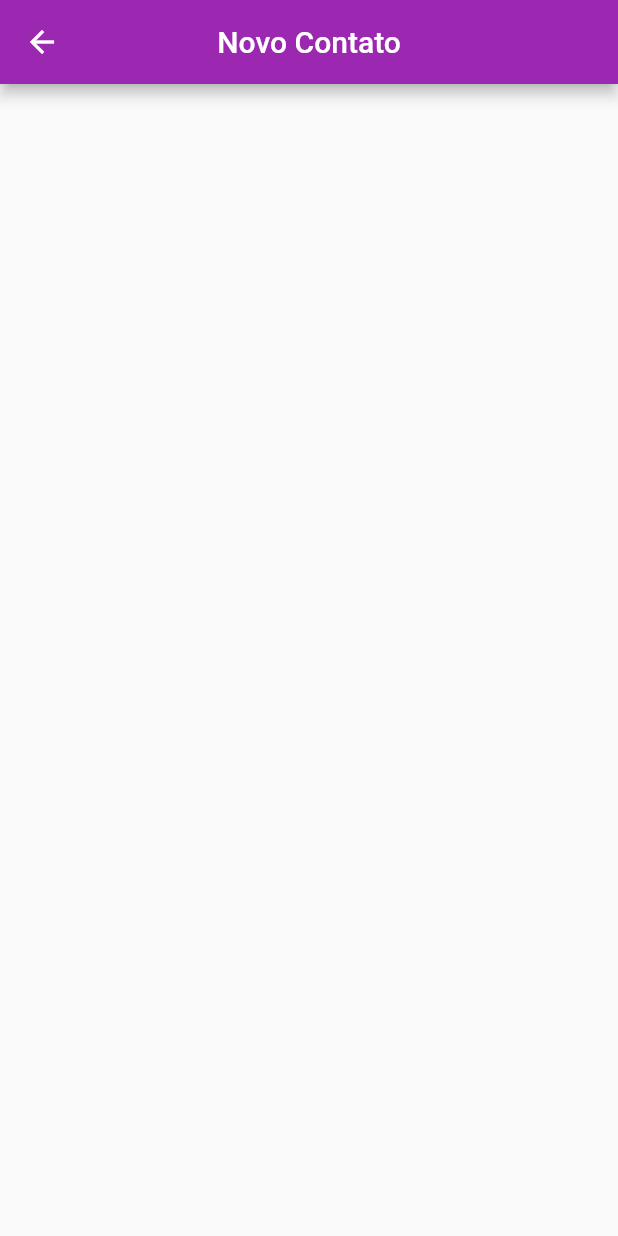
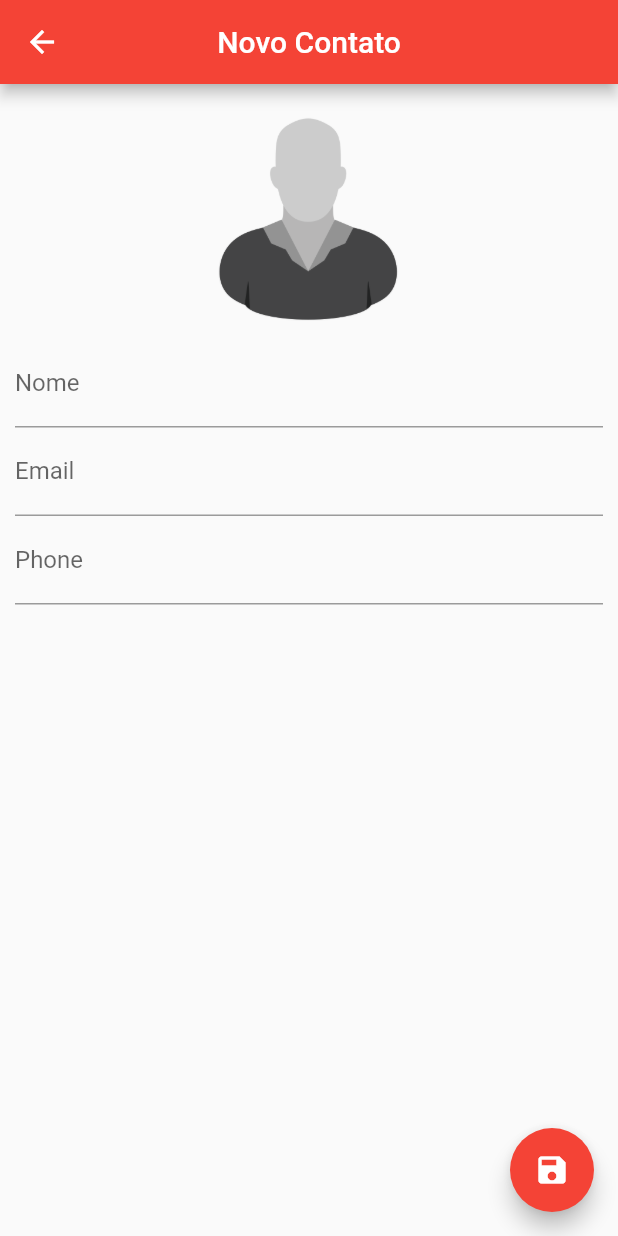
Before and after one commit to mtorreao/agenda_app, a Flutter app: the screen it shows after launch, after a tap on the "add" icon, on a phone screen of 412 x 824 dp. Run offline on Flutter 3.47's test engine with Material 2 defaults, Android fonts, the phone set to English and light mode, and no system bars; our stand-ins replace sqflite; accounts and stored records are empty.

Commit message:
save contact feature and list view contacts

```diff
--- a/lib/main.dart
+++ b/lib/main.dart
@@ -10,7 +10,7 @@ class MyApp extends StatelessWidget {
     return MaterialApp(
       title: 'Flutter Demo',
       theme: ThemeData(
-        primarySwatch: Colors.purple,
+        primarySwatch: Colors.red,
       ),
       home: HomePage(title: 'Agenda'),
       debugShowCheckedModeBanner: false,
--- a/lib/ui/contact_page.dart
+++ b/lib/ui/contact_page.dart
@@ -13,21 +13,96 @@ class ContactPage extends StatefulWidget {
 class _ContactPageState extends State<ContactPage> {
   String title;
 
+  final GlobalKey<ScaffoldState> _scaffoldkey = new GlobalKey<ScaffoldState>();
+
+  var submittingForm = false;
+
+  var _nomeController = TextEditingController();
+  var _emailController = TextEditingController();
+  var _phoneController = TextEditingController();
+
+  var helper = ContactHelper();
+
+  var _editedContact = Contact();
+
   @override
   void initState() {
     super.initState();
-//    this.title = 'Alfredo';
+    if (widget.contact != null) {
+      title = _editedContact.name;
+      setState(() {
+        _editedContact = widget.contact;
+      });
+    }
+  }
+
+  bool _isValid() {
+    return true;
+  }
+
+  _saveContact() async {
+    if (!submittingForm && _isValid()) {
+      _editedContact.name = _nomeController.text;
+      _editedContact.email = _emailController.text;
+      _editedContact.phone = _phoneController.text;
+      helper.saveContact(_editedContact).then((contact) {
+        Navigator.pop(context);
+        _scaffoldkey.currentState
+            .showSnackBar(
+            SnackBar(content: Text('Contato salvo com sucesso!')));
+      });
+    }
   }
 
   @override
   Widget build(BuildContext context) {
     return Scaffold(
+      key: _scaffoldkey,
       appBar: AppBar(
         title: Text(
           title ?? 'Novo Contato',
         ),
         centerTitle: true,
       ),
+      floatingActionButton: FloatingActionButton(
+          child: Icon(Icons.save),
+          onPressed: _saveContact),
+      body: SingleChildScrollView(
+        child: Container(
+          padding: EdgeInsets.all(10.0),
+          child: Column(
+            crossAxisAlignment: CrossAxisAlignment.stretch,
+            children: <Widget>[
+              GestureDetector(
+                child: Container(
+                  height: 160.0,
+                  child: Image(
+                    image: AssetImage('images/profile-placeholder.png'),
+                  ),
+                ),
+                onTap: () {},
+              ),
+              TextField(
+                controller: _nomeController,
+                decoration: InputDecoration(labelText: 'Nome'),
+                onChanged: (text) {},
+              ),
+              TextField(
+                controller: _emailController,
+                decoration: InputDecoration(labelText: 'Email'),
+                keyboardType: TextInputType.emailAddress,
+                onChanged: (text) {},
+              ),
+              TextField(
+                controller: _phoneController,
+                decoration: InputDecoration(labelText: 'Phone'),
+                keyboardType: TextInputType.phone,
+                onChanged: (text) {},
+              ),
+            ],
+          ),
+        ),
+      ),
     );
   }
 }
--- a/lib/ui/home_page.dart
+++ b/lib/ui/home_page.dart
@@ -12,7 +12,21 @@ class HomePage extends StatefulWidget {
 }
 
 class _HomePageState extends State<HomePage> {
-  var _contacts = List();
+  List<Contact> _contacts = List();
+  final helper = ContactHelper();
+
+  @override
+  initState() {
+    super.initState();
+    helper.getAllContacts().then(_updateContactList);
+  }
+
+  _updateContactList(contacts) {
+    setState(() {
+      _contacts = contacts;
+      print(_contacts);
+    });
+  }
 
   void _goToContactPage({Contact contact}) {
     if (contact != null)
@@ -23,6 +37,14 @@ class _HomePageState extends State<HomePage> {
           context, MaterialPageRoute(builder: (context) => ContactPage()));
   }
 
+  Future<void> _refreshContactList() async {
+    List<Contact> contacts = await helper.getAllContacts();
+    setState(() {
+      _contacts = contacts;
+    });
+    return null;
+  }
+
   @override
   Widget build(BuildContext context) {
     return Scaffold(
@@ -30,8 +52,36 @@ class _HomePageState extends State<HomePage> {
         title: Text(widget.title),
         centerTitle: true,
       ),
-      body: ListView.builder(
-          itemCount: _contacts.length, itemBuilder: (context, index) {}),
+      body: RefreshIndicator(
+        onRefresh: _refreshContactList,
+        child: ListView.builder(
+            itemCount: _contacts.length,
+            itemBuilder: (context, index) {
+              Contact contact = _contacts[index];
+              return GestureDetector(
+                child: Row(
+                  children: <Widget>[
+                    Container(
+                        width: 100.0,
+                        child: Image.asset('images/profile-placeholder.png')),
+                    Column(
+                      crossAxisAlignment: CrossAxisAlignment.start,
+                      children: <Widget>[
+                        Text(
+                          contact.name ?? '',
+                          style: TextStyle(
+                            fontSize: 20,
+                          ),
+                        ),
+                        Text(contact.email ?? ''),
+                        Text(contact.phone ?? ''),
+                      ],
+                    )
+                  ],
+                ),
+              );
+            }),
+      ),
       floatingActionButton: FloatingActionButton(
         onPressed: _goToContactPage,
         tooltip: 'Novo Contato',
--- a/lib/utils/contact.dart
+++ b/lib/utils/contact.dart
@@ -71,7 +71,7 @@ class ContactHelper {
         where: "$idColumn = ?", whereArgs: [contact.id]);
   }
 
-  Future<List> getAllContacts() async {
+  Future<List<Contact>> getAllContacts() async {
     Database dbContact = await db;
     List listMap = await dbContact.rawQuery("SELECT * FROM $contactTable");
     List<Contact> listContact = List();
--- a/pubspec.yaml
+++ b/pubspec.yaml
@@ -44,6 +44,8 @@ flutter:
   # assets:
   #  - images/a_dot_burr.jpeg
   #  - images/a_dot_ham.jpeg
+  assets:
+    - images/profile-placeholder.png
 
   # An image asset can refer to one or more resolution-specific "variants", see
   # https://flutter.io/assets-and-images/#resolution-aware.
```
Also changed, not shown: images/profile-placeholder.png (added).
